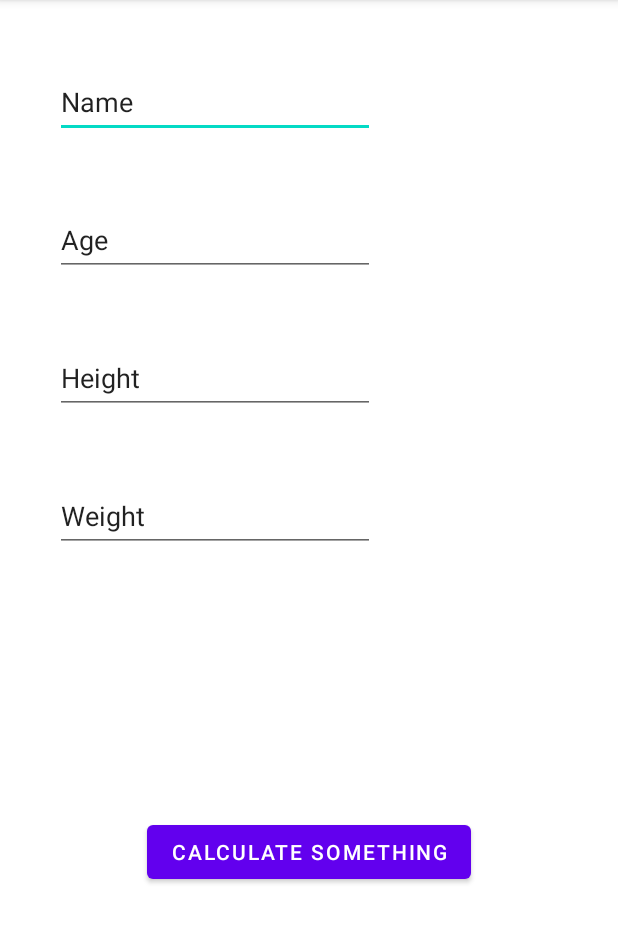
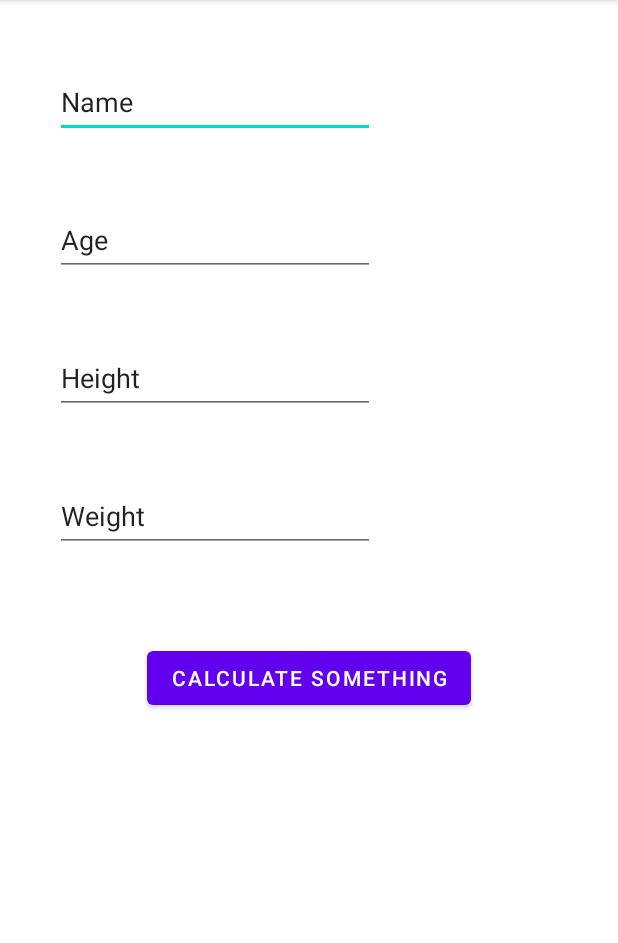
Before and after one commit to SRVergasov/androidlab_summer22, an Android app: the screen it shows after launch (MainActivity), on a phone screen of 412 x 824 dp, the part 84-1027 px from its top. Run offline under Robolectric (Android 15) with nearby library versions, the phone set to English and light mode, and no system bars.

Commit message:
markup corrected

```diff
--- a/app/src/main/res/layout/activity_main.xml
+++ b/app/src/main/res/layout/activity_main.xml
@@ -7,12 +7,13 @@
     tools:context=".MainActivity">
 
     <EditText
-        android:id="@+id/editTextTextPersonName"
+        android:id="@+id/et_name"
         android:layout_width="wrap_content"
         android:layout_height="wrap_content"
         android:layout_marginTop="44dp"
         android:ems="10"
         android:inputType="textPersonName"
+        android:maxLength="@integer/max_len"
         android:minHeight="48dp"
         android:text="@string/name"
         app:layout_constraintEnd_toEndOf="parent"
@@ -21,54 +22,69 @@
         app:layout_constraintTop_toTopOf="parent" />
 
     <EditText
-        android:id="@+id/editTextNumber"
+        android:id="@+id/et_age"
         android:layout_width="wrap_content"
         android:layout_height="wrap_content"
         android:layout_marginTop="44dp"
         android:ems="10"
         android:inputType="number"
+        android:maxLength="@integer/max_len"
         android:minHeight="48dp"
         android:text="@string/age"
         app:layout_constraintEnd_toEndOf="parent"
         app:layout_constraintHorizontal_bias="0.184"
         app:layout_constraintStart_toStartOf="parent"
-        app:layout_constraintTop_toBottomOf="@+id/editTextTextPersonName" />
+        app:layout_constraintTop_toBottomOf="@+id/et_name" />
 
     <EditText
-        android:id="@+id/editTextNumber2"
+        android:id="@+id/et_height"
         android:layout_width="wrap_content"
         android:layout_height="wrap_content"
         android:layout_marginTop="44dp"
         android:ems="10"
         android:inputType="number"
+        android:maxLength="@integer/max_len"
         android:minHeight="48dp"
         android:text="@string/height"
         app:layout_constraintEnd_toEndOf="parent"
         app:layout_constraintHorizontal_bias="0.184"
         app:layout_constraintStart_toStartOf="parent"
-        app:layout_constraintTop_toBottomOf="@+id/editTextNumber" />
+        app:layout_constraintTop_toBottomOf="@+id/et_age" />
 
     <EditText
-        android:id="@+id/editTextNumber3"
+        android:id="@+id/et_weight"
         android:layout_width="wrap_content"
         android:layout_height="wrap_content"
         android:layout_marginTop="44dp"
         android:ems="10"
         android:inputType="number"
+        android:maxLength="@integer/max_len"
         android:minHeight="48dp"
         android:text="@string/weight"
         app:layout_constraintEnd_toEndOf="parent"
         app:layout_constraintHorizontal_bias="0.184"
         app:layout_constraintStart_toStartOf="parent"
-        app:layout_constraintTop_toBottomOf="@+id/editTextNumber2" />
+        app:layout_constraintTop_toBottomOf="@+id/et_height" />
 
     <Button
         android:id="@+id/button"
         android:layout_width="wrap_content"
         android:layout_height="wrap_content"
+        android:layout_marginTop="60dp"
         android:text="@string/button_text"
         app:layout_constraintBottom_toBottomOf="parent"
         app:layout_constraintEnd_toEndOf="parent"
         app:layout_constraintStart_toStartOf="parent"
-        app:layout_constraintTop_toBottomOf="@+id/editTextNumber3" />
+        app:layout_constraintTop_toBottomOf="@+id/et_weight"
+        app:layout_constraintVertical_bias="0.0" />
+
+    <TextView
+        android:id="@+id/textView"
+        android:layout_width="212dp"
+        android:layout_height="58dp"
+        app:layout_constraintBottom_toBottomOf="parent"
+        app:layout_constraintEnd_toEndOf="parent"
+        app:layout_constraintStart_toStartOf="parent"
+        app:layout_constraintTop_toBottomOf="@+id/button"
+        app:layout_constraintVertical_bias="0.455" />
 </androidx.constraintlayout.widget.ConstraintLayout>
--- a/app/src/main/res/values/strings.xml
+++ b/app/src/main/res/values/strings.xml
@@ -5,4 +5,7 @@
     <string name="age">Age</string>
     <string name="height">Height</string>
     <string name="weight">Weight</string>
+    <string name="error">Incorrect data</string>
+
+    <integer name="max_len">50</integer>
 </resources>
```
Also changed, not shown: 1 other file.
